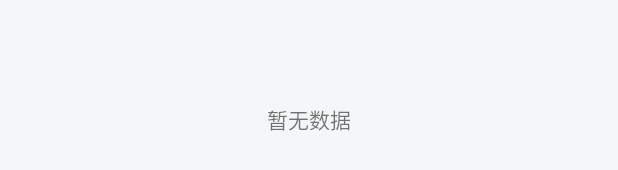
After one commit to xuzhendada/hh, an Android app: the layout default_empty_cell.xml on its own in the app's theme, with its tools: preview values and no code run, on a phone screen of 412 x 824 dp. The commit adds this screen. Shown: the part 499-669 px from the top of the screen. Run offline under Robolectric (Android 15) with nearby library versions, the phone set to English and light mode, and no system bars.

Commit message:
room调整

```diff
--- a/build.gradle
+++ b/build.gradle
@@ -49,8 +49,8 @@ buildscript {
         lifecycle_extensions = "androidx.lifecycle:lifecycle-extensions:2.2.0"
         lifecycle_viewmodel_ktx = "androidx.lifecycle:lifecycle-viewmodel-ktx:2.2.0"
         //room
-        room_version = '2.1.0-alpha04'
-        room_coroutines = "androidx.room:room-coroutines:$room_version"
+        room_version = '2.2.5'
+        room_ktx = "androidx.room:room-ktx:$room_version"
         room_kapt = "androidx.room:room-compiler:$room_version"
         //work
         work_runtime_ktx = 'androidx.work:work-runtime-ktx:2.5.0-alpha02'
--- a/common/build.gradle
+++ b/common/build.gradle
@@ -40,7 +40,7 @@ dependencies {
     kapt room_kapt
     api fragment_ktx
     api constraintlayout
-    api room_coroutines
+    api room_ktx
     api lifecycle_viewmodel_ktx
     api work_runtime_ktx
     api retrofit_moshi
--- a/common/src/main/java/com/hi/common/room/entity/StudentEntity.kt
+++ b/common/src/main/java/com/hi/common/room/entity/StudentEntity.kt
@@ -13,9 +13,9 @@ import androidx.room.PrimaryKey
 data class StudentEntity(
     @PrimaryKey
     @ColumnInfo(name = "id")
-    var id: Int,
+    var id: Int = 0,
     @ColumnInfo(name = "age")
-    var age: Int,
+    var age: Int = 0,
     @ColumnInfo(name = "name")
-    var name: String
+    var name: String = ""
 )
--- /dev/null
+++ b/common/src/main/res/layout/default_empty_cell.xml
@@ -0,0 +1,16 @@
+<?xml version="1.0" encoding="utf-8"?>
+<androidx.constraintlayout.widget.ConstraintLayout xmlns:android="http://schemas.android.com/apk/res/android"
+    xmlns:app="http://schemas.android.com/apk/res-auto"
+    android:layout_width="match_parent"
+    android:layout_height="match_parent">
+
+    <androidx.appcompat.widget.AppCompatTextView
+        android:layout_width="wrap_content"
+        android:layout_height="wrap_content"
+        android:text="@string/no_data"
+        app:layout_constraintBottom_toBottomOf="parent"
+        app:layout_constraintEnd_toEndOf="parent"
+        app:layout_constraintStart_toStartOf="parent"
+        app:layout_constraintTop_toTopOf="parent" />
+
+</androidx.constraintlayout.widget.ConstraintLayout>
--- a/common/src/main/res/values/strings.xml
+++ b/common/src/main/res/values/strings.xml
@@ -1,4 +1,5 @@
 <resources>
     <string name="app_name">common</string>
     <string name="no_more_data">已载入完成</string>
+    <string name="no_data">暂无数据</string>
 </resources>
```
Also changed, not shown: common/src/main/java/com/hi/common/adapter/StableAdapter.kt (+42 -0 lines), common/src/main/java/com/hi/common/room/dao/StudentDao.kt (+4 -6 lines), common/src/main/java/com/hi/common/widget/DefaultEmptyCell.kt (added, +25 -0 lines).
